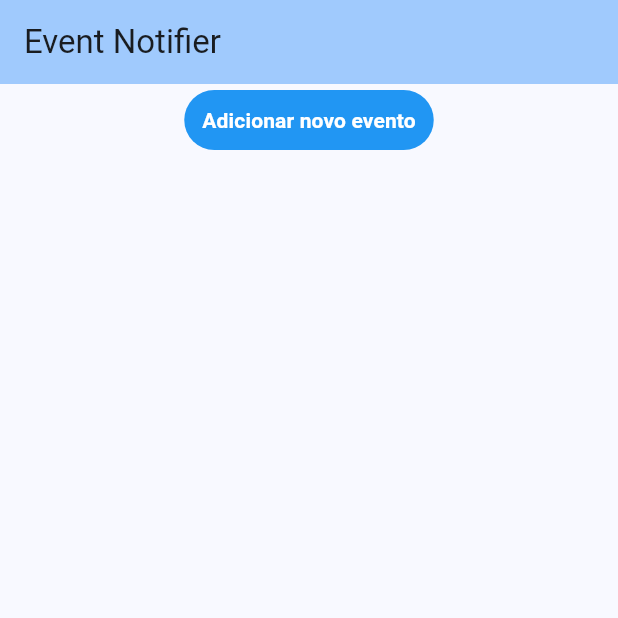
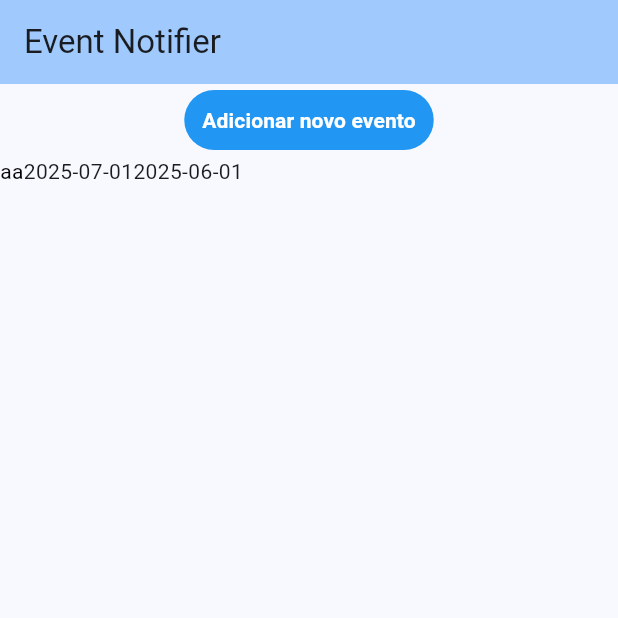
Before and after one commit to lucassdantas/event-notifier-app, a Flutter app: the screen it shows after launch, on a phone screen of 412 x 824 dp, the top half of it. Run offline on Flutter 3.47's test engine with Material 3 defaults, Android fonts, the phone set to English and light mode, and no system bars.

Commit message:
add: controller to eventTitle | show: events on home | add: returning events from Event component

```diff
--- /dev/null
+++ b/lib/Event/_event.dart
@@ -0,0 +1,52 @@
+import 'package:flutter/material.dart';
+
+class Event extends StatefulWidget {
+  const Event({super.key});
+
+  @override
+  State<Event> createState() => _EventState();
+}
+
+class _EventState extends State<Event> {
+  List events = [
+    {
+      'title': 'aa',
+      'eventDate': '2025-07-01',
+      'notificationDate': '2025-06-01',
+    },
+  ];
+
+  void addEvent(event) {
+    setState(() {
+      events.add(event);
+    });
+  }
+
+  void removeEvent(event) {
+    setState(() {
+      events.remove(event);
+    });
+  }
+
+  void updateEvent(newEvent, position) {
+    setState(() {
+      events[position] = newEvent;
+    });
+  }
+
+  @override
+  Widget build(BuildContext context) {
+    return Column(
+      children:
+          events.map<Widget>((event) {
+            return Row(
+              children: [
+                Text(event['title'], style: TextStyle(color: Colors.black)),
+                Text(event['eventDate']),
+                Text(event['notificationDate']),
+              ],
+            );
+          }).toList(),
+    );
+  }
+}
--- a/lib/main.dart
+++ b/lib/main.dart
@@ -1,4 +1,5 @@
 import 'package:flutter/material.dart';
+import 'package:event_notifier/Event/_event.dart';
 import 'package:event_notifier/Dialog/_dialog.dart';
 
 void main() {
@@ -30,7 +31,9 @@ class MyHomePage extends StatelessWidget {
         backgroundColor: Theme.of(context).colorScheme.inversePrimary,
         title: Text('Event Notifier'),
       ),
-      body: Row(
+      body: Column(
+        children: [
+          Row(
             mainAxisAlignment: MainAxisAlignment.center,
             children: [
               TextButton(
@@ -50,6 +53,9 @@ class MyHomePage extends StatelessWidget {
               ),
             ],
           ),
+          Expanded(child: Event()),
+        ],
+      ),
     );
   }
 }
```
Also changed, not shown: lib/Form/_form.dart (+39 -4 lines). Lines whose indentation alone changed are shown as unchanged.
